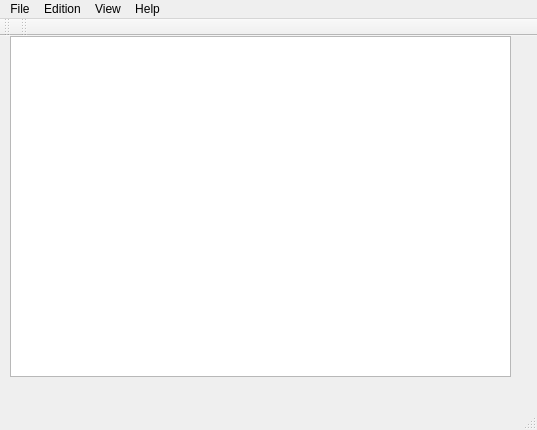
This is EditorTexto/mainwindow.ui in Antoniolm/Editor_Texto-Qt5 as Qt 5 draws it before an edit. The edited form follows.
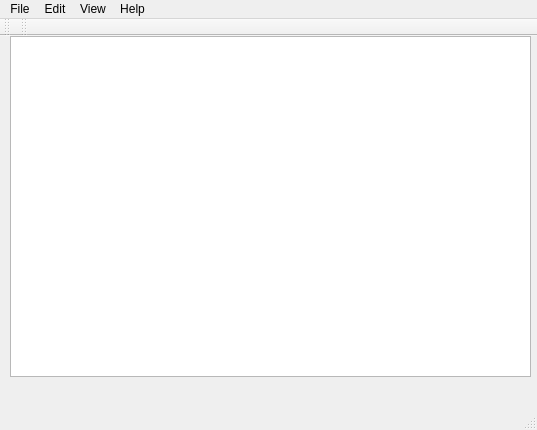
This is the edited form.

```diff
--- a/EditorTexto/mainwindow.ui
+++ b/EditorTexto/mainwindow.ui
@@ -19,7 +19,7 @@
      <rect>
       <x>10</x>
       <y>0</y>
-      <width>501</width>
+      <width>521</width>
       <height>341</height>
      </rect>
     </property>
@@ -27,7 +27,7 @@
    <widget class="QLabel" name="state">
     <property name="geometry">
      <rect>
-      <x>290</x>
+      <x>320</x>
       <y>340</y>
       <width>211</width>
       <height>20</height>
@@ -60,7 +60,7 @@
    </widget>
    <widget class="QMenu" name="menuEdition">
     <property name="title">
-     <string>Edition</string>
+     <string>Edit</string>
     </property>
     <addaction name="actionBusar"/>
     <addaction name="actionSearch_next"/>
```
Left out of the diff: 18 changed lines with no effect on the pictures.
